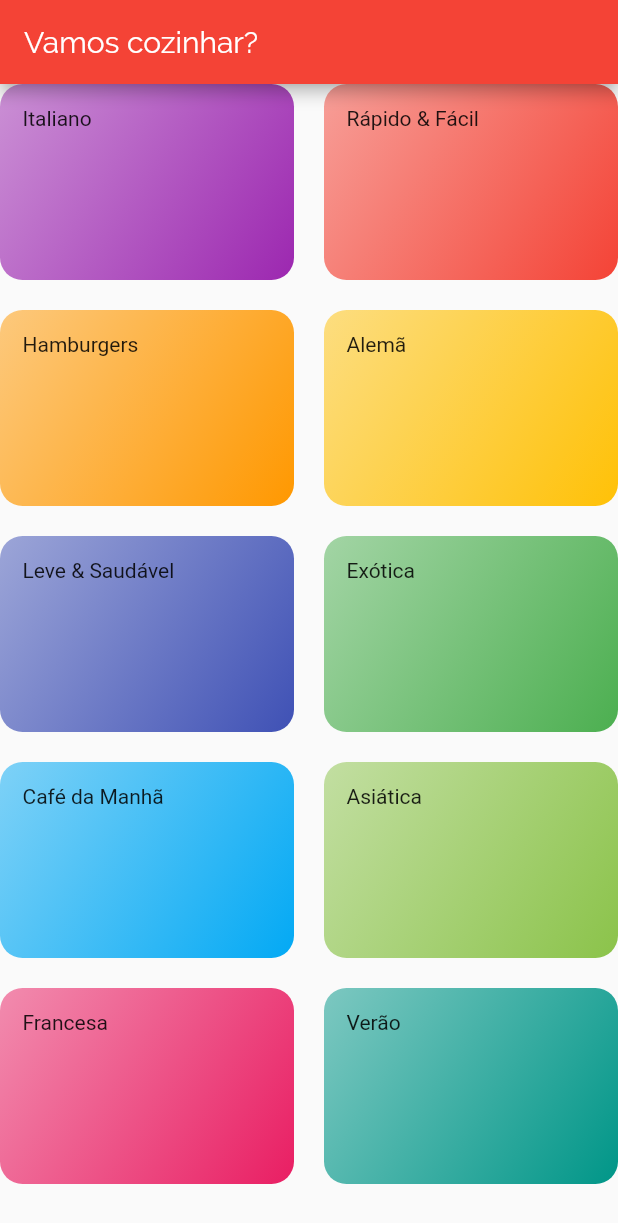
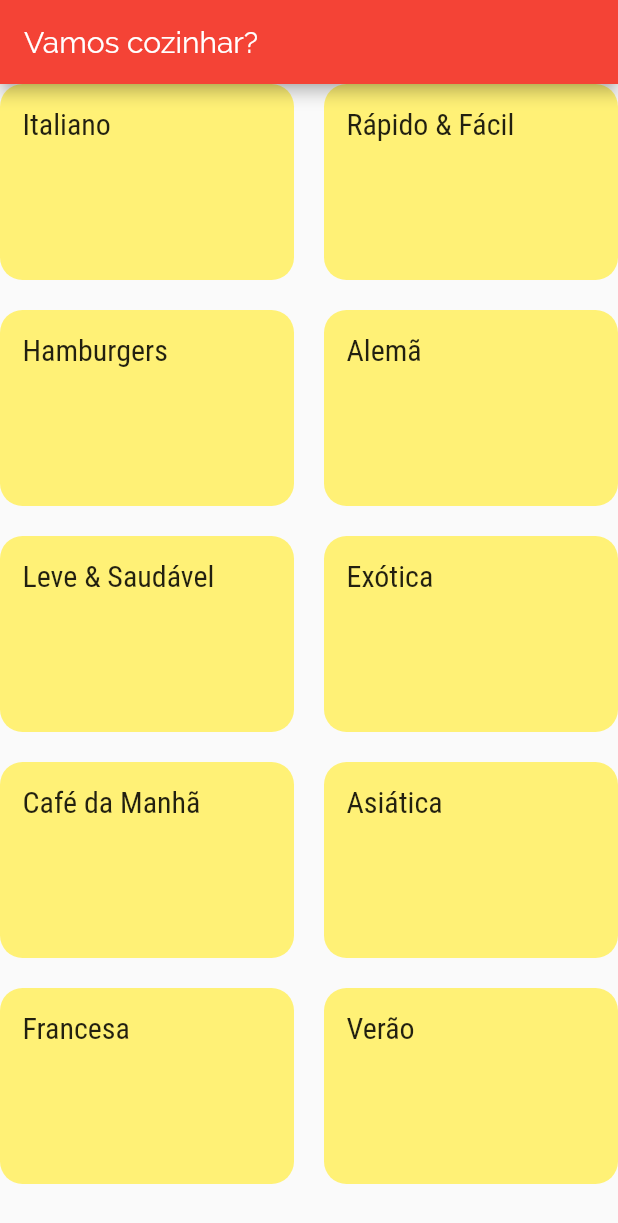
Before and after one commit to AdSoNaTuRaL/meals-flutter, a Flutter app: the screen it shows after launch, on a phone screen of 412 x 824 dp. Shown: the top 1223 px of the screen. Run offline on Flutter 3.47's test engine with Material 2 defaults, Android fonts, the phone set to English and light mode, and no system bars.

Commit message:
Adding navigation and clicable 'cards'

```diff
--- a/lib/components/category_item.dart
+++ b/lib/components/category_item.dart
@@ -1,25 +1,37 @@
 import 'package:flutter/material.dart';
 import 'package:meals/models/category.dart';
+import 'package:meals/screens/categories_meals_screen.dart';
 
 class CategoryItem extends StatelessWidget {
   final Category category;
 
   const CategoryItem(this.category);
 
+  void _selectedCategory(BuildContext context) {
+    Navigator.of(context).push(
+      MaterialPageRoute(
+        builder: (_) {
+          return CategoriesMealsScreen(category);
+        },
+      ),
+    );
+  }
+
   @override
   Widget build(BuildContext context) {
-    return Container(
-      padding: EdgeInsets.all(15),
-      child: Text(category.title),
-      decoration: BoxDecoration(
-        borderRadius: BorderRadius.circular(15),
-        gradient: LinearGradient(
-          colors: [
-            category.color.withOpacity(0.5),
-            category.color,
-          ],
-          begin: Alignment.topLeft,
-          end: Alignment.bottomRight,
+    return InkWell(
+      onTap: () => _selectedCategory(context),
+      borderRadius: BorderRadius.circular(15),
+      splashColor: Theme.of(context).primaryColor,
+      child: Container(
+        padding: EdgeInsets.all(15),
+        child: Text(
+          category.title,
+          style: Theme.of(context).textTheme.headline6,
+        ),
+        decoration: BoxDecoration(
+          borderRadius: BorderRadius.circular(15),
+          color: Colors.yellow[300],
         ),
       ),
     );
```
